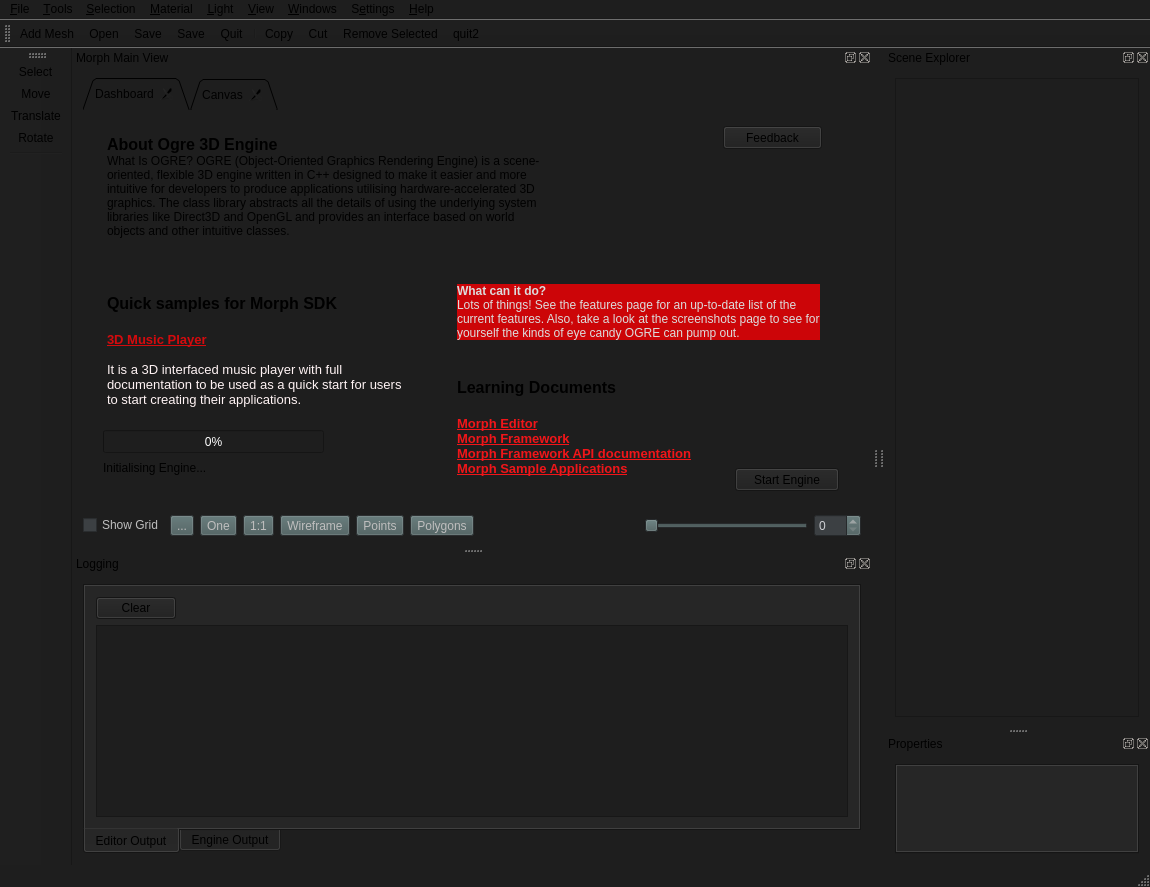
Qt form Morph/mainwindow.ui (wazery/Morph-SDK) before a commit.
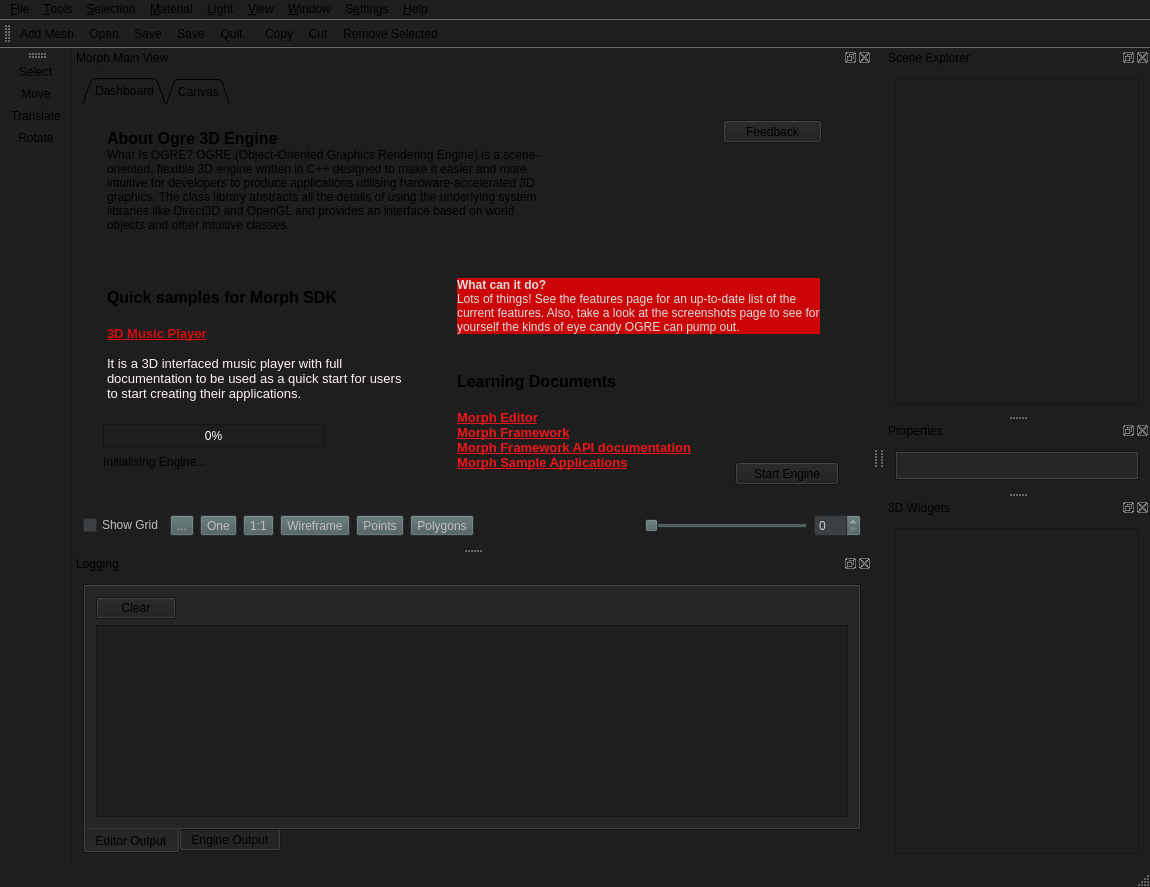
The same form after that commit. The open tabs and pages were chosen to show the change. Icons and pictures are not drawn. Custom widgets are drawn as their Qt base class.

```diff
--- a/Morph/mainwindow.ui
+++ b/Morph/mainwindow.ui
@@ -326,7 +326,7 @@
      <x>0</x>
      <y>0</y>
      <width>1150</width>
-     <height>25</height>
+     <height>21</height>
     </rect>
    </property>
    <property name="styleSheet">
@@ -373,7 +373,7 @@
    </widget>
    <widget class="QMenu" name="menuWindows">
     <property name="title">
-     <string>&amp;Windows</string>
+     <string>&amp;Window</string>
     </property>
     <addaction name="actionFull_Screen"/>
     <addaction name="separator"/>
@@ -446,7 +446,6 @@
    <addaction name="actionCopy"/>
    <addaction name="actionCut"/>
    <addaction name="action_Remove_Selected"/>
-   <addaction name="actionQuit2"/>
   </widget>
   <widget class="QStatusBar" name="statusBar"/>
   <widget class="QToolBar" name="toolBar">
@@ -525,7 +524,7 @@
         <bool>true</bool>
        </property>
        <property name="tabsClosable">
-        <bool>true</bool>
+        <bool>false</bool>
        </property>
        <property name="movable">
         <bool>true</bool>
@@ -556,8 +555,8 @@
           <string>&lt;!DOCTYPE HTML PUBLIC &quot;-//W3C//DTD HTML 4.0//EN&quot; &quot;http://www.w3.org/TR/REC-html40/strict.dtd&quot;&gt;
 &lt;html&gt;&lt;head&gt;&lt;meta name=&quot;qrichtext&quot; content=&quot;1&quot; /&gt;&lt;style type=&quot;text/css&quot;&gt;
 p, li { white-space: pre-wrap; }
-&lt;/style&gt;&lt;/head&gt;&lt;body style=&quot; font-family:'Ubuntu'; font-size:11pt; font-weight:400; font-style:normal;&quot;&gt;
-&lt;p style=&quot; margin-top:12px; margin-bottom:12px; margin-left:0px; margin-right:0px; -qt-block-indent:0; text-indent:0px; background-color:#cc0508;&quot;&gt;&lt;span style=&quot; font-family:'Verdana,Geneva,Arial,Helvetica,sans-serif'; font-size:9pt; font-weight:600; color:#dcdcdc;&quot;&gt;What can it do?&lt;/span&gt;&lt;span style=&quot; font-family:'Verdana,Geneva,Arial,Helvetica,sans-serif'; font-size:9pt; color:#dcdcdc;&quot;&gt;&lt;br /&gt;Lots of things! See the features page for an up-to-date list of the current features. Also, take a look at the screenshots page to see for yourself the kinds of eye candy OGRE can pump out.&lt;/span&gt;&lt;/p&gt;&lt;/body&gt;&lt;/html&gt;</string>
+&lt;/style&gt;&lt;/head&gt;&lt;body style=&quot; font-family:'Sans Serif'; font-size:9pt; font-weight:400; font-style:normal;&quot;&gt;
+&lt;p style=&quot; margin-top:12px; margin-bottom:12px; margin-left:0px; margin-right:0px; -qt-block-indent:0; text-indent:0px; background-color:#cc0508;&quot;&gt;&lt;span style=&quot; font-family:'Verdana,Geneva,Arial,Helvetica,sans-serif'; font-weight:600; color:#dcdcdc;&quot;&gt;What can it do?&lt;/span&gt;&lt;span style=&quot; font-family:'Verdana,Geneva,Arial,Helvetica,sans-serif'; color:#dcdcdc;&quot;&gt;&lt;br /&gt;Lots of things! See the features page for an up-to-date list of the current features. Also, take a look at the screenshots page to see for yourself the kinds of eye candy OGRE can pump out.&lt;/span&gt;&lt;/p&gt;&lt;/body&gt;&lt;/html&gt;</string>
          </property>
         </widget>
         <widget class="QTextEdit" name="textEdit_3">
@@ -582,12 +581,12 @@
           <string>&lt;!DOCTYPE HTML PUBLIC &quot;-//W3C//DTD HTML 4.0//EN&quot; &quot;http://www.w3.org/TR/REC-html40/strict.dtd&quot;&gt;
 &lt;html&gt;&lt;head&gt;&lt;meta name=&quot;qrichtext&quot; content=&quot;1&quot; /&gt;&lt;style type=&quot;text/css&quot;&gt;
 p, li { white-space: pre-wrap; }
-&lt;/style&gt;&lt;/head&gt;&lt;body style=&quot; font-family:'Ubuntu'; font-size:11pt; font-weight:400; font-style:normal;&quot;&gt;
-&lt;p style=&quot; margin-top:0px; margin-bottom:0px; margin-left:0px; margin-right:0px; -qt-block-indent:0; text-indent:0px;&quot;&gt;&lt;span style=&quot; font-family:'Sans Serif'; font-size:12pt; font-weight:600;&quot;&gt;Quick samples for Morph SDK&lt;/span&gt;&lt;/p&gt;
-&lt;p style=&quot;-qt-paragraph-type:empty; margin-top:0px; margin-bottom:0px; margin-left:0px; margin-right:0px; -qt-block-indent:0; text-indent:0px; font-family:'Sans Serif'; font-size:12pt; font-weight:600;&quot;&gt;&lt;br /&gt;&lt;/p&gt;
-&lt;p style=&quot; margin-top:0px; margin-bottom:0px; margin-left:0px; margin-right:0px; -qt-block-indent:0; text-indent:0px;&quot;&gt;&lt;span style=&quot; font-family:'Sans Serif'; font-size:10pt; font-weight:600; text-decoration: underline; color:#d50a0d;&quot;&gt;3D Music Player&lt;/span&gt;&lt;/p&gt;
-&lt;p style=&quot;-qt-paragraph-type:empty; margin-top:0px; margin-bottom:0px; margin-left:0px; margin-right:0px; -qt-block-indent:0; text-indent:0px; font-family:'Sans Serif'; font-size:10pt; font-weight:600; text-decoration: underline; color:#d50a0d;&quot;&gt;&lt;br /&gt;&lt;/p&gt;
-&lt;p style=&quot; margin-top:0px; margin-bottom:0px; margin-left:0px; margin-right:0px; -qt-block-indent:0; text-indent:0px;&quot;&gt;&lt;span style=&quot; font-family:'Sans Serif'; font-size:10pt; color:#fff3f4;&quot;&gt;It is a 3D interfaced music player with full documentation to be used as a quick start for users to start creating their applications.&lt;/span&gt;&lt;/p&gt;&lt;/body&gt;&lt;/html&gt;</string>
+&lt;/style&gt;&lt;/head&gt;&lt;body style=&quot; font-family:'Sans Serif'; font-size:9pt; font-weight:400; font-style:normal;&quot;&gt;
+&lt;p style=&quot; margin-top:0px; margin-bottom:0px; margin-left:0px; margin-right:0px; -qt-block-indent:0; text-indent:0px;&quot;&gt;&lt;span style=&quot; font-size:12pt; font-weight:600;&quot;&gt;Quick samples for Morph SDK&lt;/span&gt;&lt;/p&gt;
+&lt;p style=&quot;-qt-paragraph-type:empty; margin-top:0px; margin-bottom:0px; margin-left:0px; margin-right:0px; -qt-block-indent:0; text-indent:0px; font-size:12pt; font-weight:600;&quot;&gt;&lt;br /&gt;&lt;/p&gt;
+&lt;p style=&quot; margin-top:0px; margin-bottom:0px; margin-left:0px; margin-right:0px; -qt-block-indent:0; text-indent:0px;&quot;&gt;&lt;span style=&quot; font-size:10pt; font-weight:600; text-decoration: underline; color:#d50a0d;&quot;&gt;3D Music Player&lt;/span&gt;&lt;/p&gt;
+&lt;p style=&quot;-qt-paragraph-type:empty; margin-top:0px; margin-bottom:0px; margin-left:0px; margin-right:0px; -qt-block-indent:0; text-indent:0px; font-size:10pt; font-weight:600; text-decoration: underline; color:#d50a0d;&quot;&gt;&lt;br /&gt;&lt;/p&gt;
+&lt;p style=&quot; margin-top:0px; margin-bottom:0px; margin-left:0px; margin-right:0px; -qt-block-indent:0; text-indent:0px;&quot;&gt;&lt;span style=&quot; font-size:10pt; color:#fff3f4;&quot;&gt;It is a 3D interfaced music player with full documentation to be used as a quick start for users to start creating their applications.&lt;/span&gt;&lt;/p&gt;&lt;/body&gt;&lt;/html&gt;</string>
          </property>
         </widget>
         <widget class="QTextEdit" name="textEdit_4">
@@ -612,13 +611,13 @@
           <string>&lt;!DOCTYPE HTML PUBLIC &quot;-//W3C//DTD HTML 4.0//EN&quot; &quot;http://www.w3.org/TR/REC-html40/strict.dtd&quot;&gt;
 &lt;html&gt;&lt;head&gt;&lt;meta name=&quot;qrichtext&quot; content=&quot;1&quot; /&gt;&lt;style type=&quot;text/css&quot;&gt;
 p, li { white-space: pre-wrap; }
-&lt;/style&gt;&lt;/head&gt;&lt;body style=&quot; font-family:'Ubuntu'; font-size:11pt; font-weight:400; font-style:normal;&quot;&gt;
-&lt;p style=&quot; margin-top:0px; margin-bottom:0px; margin-left:0px; margin-right:0px; -qt-block-indent:0; text-indent:0px;&quot;&gt;&lt;span style=&quot; font-family:'Sans Serif'; font-size:12pt; font-weight:600;&quot;&gt;Learning Documents&lt;/span&gt;&lt;/p&gt;
-&lt;p style=&quot;-qt-paragraph-type:empty; margin-top:0px; margin-bottom:0px; margin-left:0px; margin-right:0px; -qt-block-indent:0; text-indent:0px; font-family:'Sans Serif'; font-size:12pt; font-weight:600;&quot;&gt;&lt;br /&gt;&lt;/p&gt;
-&lt;p style=&quot; margin-top:0px; margin-bottom:0px; margin-left:0px; margin-right:0px; -qt-block-indent:0; text-indent:0px;&quot;&gt;&lt;span style=&quot; font-family:'Sans Serif'; font-size:10pt; font-weight:600; text-decoration: underline; color:#f11519;&quot;&gt;Morph Editor&lt;/span&gt;&lt;/p&gt;
-&lt;p style=&quot; margin-top:0px; margin-bottom:0px; margin-left:0px; margin-right:0px; -qt-block-indent:0; text-indent:0px;&quot;&gt;&lt;span style=&quot; font-family:'Sans Serif'; font-size:10pt; font-weight:600; text-decoration: underline; color:#f11519;&quot;&gt;Morph Framework&lt;/span&gt;&lt;/p&gt;
-&lt;p style=&quot; margin-top:0px; margin-bottom:0px; margin-left:0px; margin-right:0px; -qt-block-indent:0; text-indent:0px;&quot;&gt;&lt;span style=&quot; font-family:'Sans Serif'; font-size:10pt; font-weight:600; text-decoration: underline; color:#f11519;&quot;&gt;Morph Framework API documentation&lt;/span&gt;&lt;/p&gt;
-&lt;p style=&quot; margin-top:0px; margin-bottom:0px; margin-left:0px; margin-right:0px; -qt-block-indent:0; text-indent:0px;&quot;&gt;&lt;span style=&quot; font-family:'Sans Serif'; font-size:10pt; font-weight:600; text-decoration: underline; color:#f11519;&quot;&gt;Morph Sample Applications&lt;/span&gt;&lt;/p&gt;&lt;/body&gt;&lt;/html&gt;</string>
+&lt;/style&gt;&lt;/head&gt;&lt;body style=&quot; font-family:'Sans Serif'; font-size:9pt; font-weight:400; font-style:normal;&quot;&gt;
+&lt;p style=&quot; margin-top:0px; margin-bottom:0px; margin-left:0px; margin-right:0px; -qt-block-indent:0; text-indent:0px;&quot;&gt;&lt;span style=&quot; font-size:12pt; font-weight:600;&quot;&gt;Learning Documents&lt;/span&gt;&lt;/p&gt;
+&lt;p style=&quot;-qt-paragraph-type:empty; margin-top:0px; margin-bottom:0px; margin-left:0px; margin-right:0px; -qt-block-indent:0; text-indent:0px; font-size:12pt; font-weight:600;&quot;&gt;&lt;br /&gt;&lt;/p&gt;
+&lt;p style=&quot; margin-top:0px; margin-bottom:0px; margin-left:0px; margin-right:0px; -qt-block-indent:0; text-indent:0px;&quot;&gt;&lt;span style=&quot; font-size:10pt; font-weight:600; text-decoration: underline; color:#f11519;&quot;&gt;Morph Editor&lt;/span&gt;&lt;/p&gt;
+&lt;p style=&quot; margin-top:0px; margin-bottom:0px; margin-left:0px; margin-right:0px; -qt-block-indent:0; text-indent:0px;&quot;&gt;&lt;span style=&quot; font-size:10pt; font-weight:600; text-decoration: underline; color:#f11519;&quot;&gt;Morph Framework&lt;/span&gt;&lt;/p&gt;
+&lt;p style=&quot; margin-top:0px; margin-bottom:0px; margin-left:0px; margin-right:0px; -qt-block-indent:0; text-indent:0px;&quot;&gt;&lt;span style=&quot; font-size:10pt; font-weight:600; text-decoration: underline; color:#f11519;&quot;&gt;Morph Framework API documentation&lt;/span&gt;&lt;/p&gt;
+&lt;p style=&quot; margin-top:0px; margin-bottom:0px; margin-left:0px; margin-right:0px; -qt-block-indent:0; text-indent:0px;&quot;&gt;&lt;span style=&quot; font-size:10pt; font-weight:600; text-decoration: underline; color:#f11519;&quot;&gt;Morph Sample Applications&lt;/span&gt;&lt;/p&gt;&lt;/body&gt;&lt;/html&gt;</string>
          </property>
         </widget>
         <widget class="QPushButton" name="pushButton_6">
@@ -656,9 +655,9 @@
           <string>&lt;!DOCTYPE HTML PUBLIC &quot;-//W3C//DTD HTML 4.0//EN&quot; &quot;http://www.w3.org/TR/REC-html40/strict.dtd&quot;&gt;
 &lt;html&gt;&lt;head&gt;&lt;meta name=&quot;qrichtext&quot; content=&quot;1&quot; /&gt;&lt;style type=&quot;text/css&quot;&gt;
 p, li { white-space: pre-wrap; }
-&lt;/style&gt;&lt;/head&gt;&lt;body style=&quot; font-family:'Ubuntu'; font-size:11pt; font-weight:400; font-style:normal;&quot;&gt;
-&lt;p style=&quot; margin-top:0px; margin-bottom:0px; margin-left:0px; margin-right:0px; -qt-block-indent:0; text-indent:0px;&quot;&gt;&lt;span style=&quot; font-family:'Sans Serif'; font-size:12pt; font-weight:600;&quot;&gt;About Ogre 3D Engine&lt;/span&gt;&lt;/p&gt;
-&lt;p style=&quot; margin-top:0px; margin-bottom:0px; margin-left:0px; margin-right:0px; -qt-block-indent:0; text-indent:0px;&quot;&gt;&lt;span style=&quot; font-family:'Sans Serif'; font-size:9pt;&quot;&gt;What Is OGRE? OGRE (Object-Oriented Graphics Rendering Engine) is a scene-oriented, flexible 3D engine written in C++ designed to make it easier and more intuitive for developers to produce applications utilising hardware-accelerated 3D graphics. The class library abstracts all the details of using the underlying system libraries like Direct3D and OpenGL and provides an interface based on world objects and other intuitive classes.&lt;/span&gt;&lt;/p&gt;&lt;/body&gt;&lt;/html&gt;</string>
+&lt;/style&gt;&lt;/head&gt;&lt;body style=&quot; font-family:'Sans Serif'; font-size:9pt; font-weight:400; font-style:normal;&quot;&gt;
+&lt;p style=&quot; margin-top:0px; margin-bottom:0px; margin-left:0px; margin-right:0px; -qt-block-indent:0; text-indent:0px;&quot;&gt;&lt;span style=&quot; font-size:12pt; font-weight:600;&quot;&gt;About Ogre 3D Engine&lt;/span&gt;&lt;/p&gt;
+&lt;p style=&quot; margin-top:0px; margin-bottom:0px; margin-left:0px; margin-right:0px; -qt-block-indent:0; text-indent:0px;&quot;&gt;What Is OGRE? OGRE (Object-Oriented Graphics Rendering Engine) is a scene-oriented, flexible 3D engine written in C++ designed to make it easier and more intuitive for developers to produce applications utilising hardware-accelerated 3D graphics. The class library abstracts all the details of using the underlying system libraries like Direct3D and OpenGL and provides an interface based on world objects and other intuitive classes.&lt;/p&gt;&lt;/body&gt;&lt;/html&gt;</string>
          </property>
         </widget>
         <widget class="QPushButton" name="pushButton">
@@ -1045,6 +1044,31 @@
     </layout>
    </widget>
   </widget>
+  <widget class="QDockWidget" name="Widgets">
+   <property name="windowTitle">
+    <string>3D Widgets</string>
+   </property>
+   <attribute name="dockWidgetArea">
+    <number>2</number>
+   </attribute>
+   <widget class="QWidget" name="dockWidgetContents_6">
+    <layout class="QGridLayout" name="gridLayout_7">
+     <item row="0" column="0">
+      <widget class="QListWidget" name="listWidget">
+       <property name="dragDropMode">
+        <enum>QAbstractItemView::DragOnly</enum>
+       </property>
+       <property name="iconSize">
+        <size>
+         <width>32</width>
+         <height>32</height>
+        </size>
+       </property>
+      </widget>
+     </item>
+    </layout>
+   </widget>
+  </widget>
   <action name="actionOpen">
    <property name="icon">
     <iconset resource="icons.qrc">
```
Left out of the diff: 4 changed lines with no effect on the pictures.
